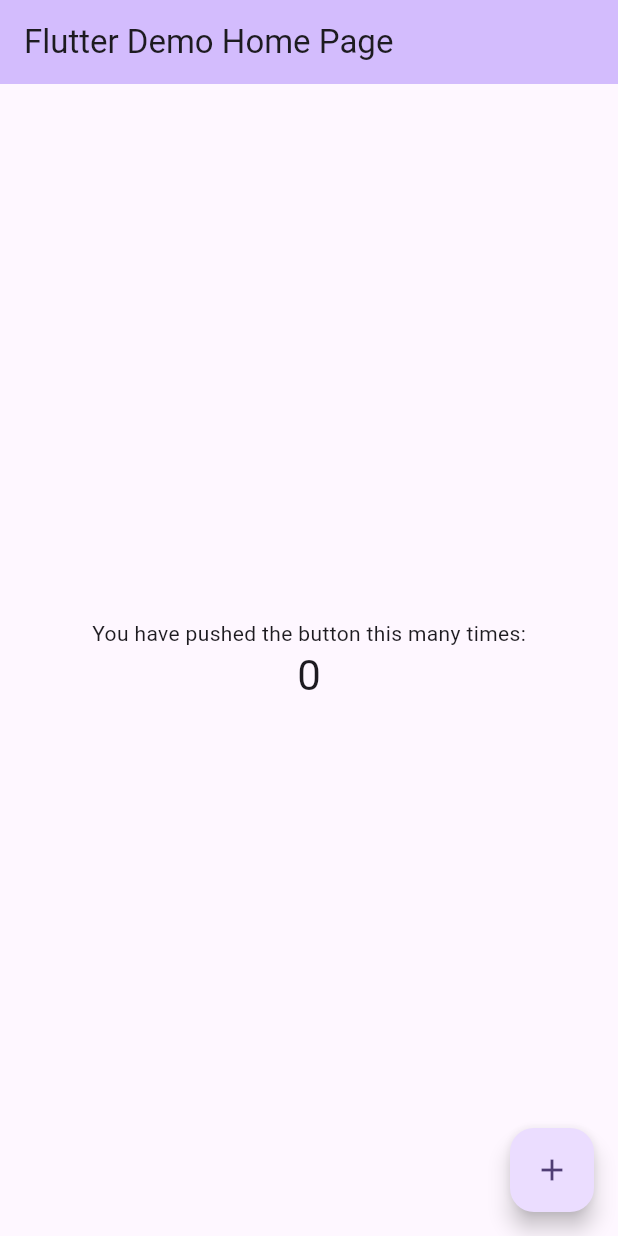
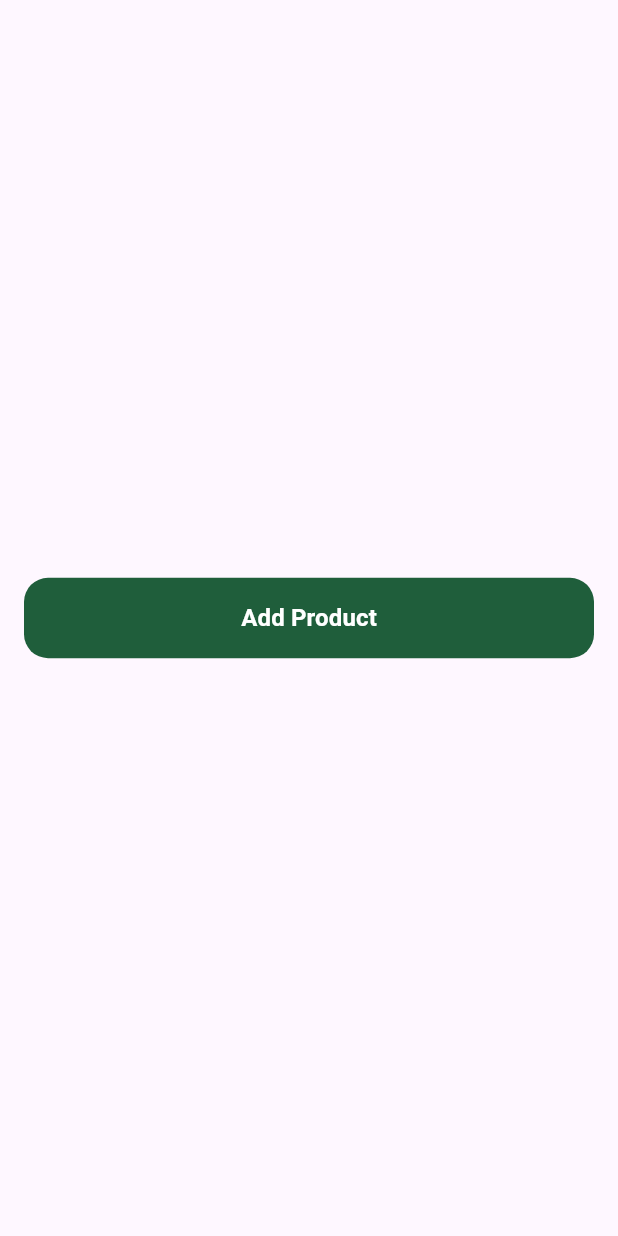
Before and after one commit to Afraym-Herz/E-commerce_dashboard, a Flutter app: the screen it shows after launch, on a phone screen of 412 x 824 dp. Run offline on Flutter 3.47's test engine with Material 3 defaults, Android fonts, the phone set to English and light mode, and no system bars; our stand-ins replace firebase_core; accounts and stored records are empty.

Commit message:
create dashboard view and its body

```diff
--- /dev/null
+++ b/lib/core/utils/backend_endpoints.dart
@@ -0,0 +1,3 @@
+class BackendEndpoints {
+  static const String addUserData  = 'Users';
+}
--- a/lib/features/presentation/views/dashboard_view.dart
+++ b/lib/features/presentation/views/dashboard_view.dart
@@ -1,3 +1,4 @@
+import 'package:e_commerce_dashboard/features/presentation/views/widgets/dashboard_view_body.dart';
 import 'package:flutter/material.dart';
 
 class DashboardView extends StatelessWidget {
@@ -5,6 +6,6 @@ class DashboardView extends StatelessWidget {
   static const routeName = 'dashboard';
   @override
   Widget build(BuildContext context) {
-    return const Placeholder();
+    return const DashboardViewBody();
   }
 }
--- /dev/null
+++ b/lib/features/presentation/views/widgets/dashboard_view_body.dart
@@ -0,0 +1,21 @@
+import 'package:e_commerce_dashboard/core/widgets/custom_button.dart';
+import 'package:flutter/material.dart';
+
+class DashboardViewBody extends StatelessWidget {
+  const DashboardViewBody({super.key});
+
+  @override
+  Widget build(BuildContext context) {
+    return  Scaffold(
+      body: Padding(
+        padding: const EdgeInsets.symmetric(horizontal: 16),
+        child: Column(
+          mainAxisAlignment: MainAxisAlignment.center,
+          children: [
+            CustomButton(onPressed: (){}, title: 'Add Product',),
+          ],
+        ),
+      ),
+    );
+  }
+}
--- a/lib/main.dart
+++ b/lib/main.dart
@@ -1,122 +1,19 @@
+import 'package:e_commerce_dashboard/core/helper_functions/on_generate_routes.dart';
+import 'package:e_commerce_dashboard/features/presentation/views/dashboard_view.dart';
 import 'package:flutter/material.dart';
 
 void main() {
-  runApp(const MyApp());
+  runApp(const ECommerceDashboard());
 }
 
-class MyApp extends StatelessWidget {
-  const MyApp({super.key});
+class ECommerceDashboard extends StatelessWidget {
+  const ECommerceDashboard({super.key});
 
-  // This widget is the root of your application.
   @override
   Widget build(BuildContext context) {
     return MaterialApp(
-      title: 'Flutter Demo',
-      theme: ThemeData(
-        // This is the theme of your application.
-        //
-        // TRY THIS: Try running your application with "flutter run". You'll see
-        // the application has a purple toolbar. Then, without quitting the app,
-        // try changing the seedColor in the colorScheme below to Colors.green
-        // and then invoke "hot reload" (save your changes or press the "hot
-        // reload" button in a Flutter-supported IDE, or press "r" if you used
-        // the command line to start the app).
-        //
-        // Notice that the counter didn't reset back to zero; the application
-        // state is not lost during the reload. To reset the state, use hot
-        // restart instead.
-        //
-        // This works for code too, not just values: Most code changes can be
-        // tested with just a hot reload.
-        colorScheme: ColorScheme.fromSeed(seedColor: Colors.deepPurple),
-      ),
-      home: const MyHomePage(title: 'Flutter Demo Home Page'),
+      initialRoute: DashboardView.routeName,
+      onGenerateRoute: onGenerateRoutes,
     );
   }
 }
-
-class MyHomePage extends StatefulWidget {
-  const MyHomePage({super.key, required this.title});
-
-  // This widget is the home page of your application. It is stateful, meaning
-  // that it has a State object (defined below) that contains fields that affect
-  // how it looks.
-
-  // This class is the configuration for the state. It holds the values (in this
-  // case the title) provided by the parent (in this case the App widget) and
-  // used by the build method of the State. Fields in a Widget subclass are
-  // always marked "final".
-
-  final String title;
-
-  @override
-  State<MyHomePage> createState() => _MyHomePageState();
-}
-
-class _MyHomePageState extends State<MyHomePage> {
-  int _counter = 0;
-
-  void _incrementCounter() {
-    setState(() {
-      // This call to setState tells the Flutter framework that something has
-      // changed in this State, which causes it to rerun the build method below
-      // so that the display can reflect the updated values. If we changed
-      // _counter without calling setState(), then the build method would not be
-      // called again, and so nothing would appear to happen.
-      _counter++;
-    });
-  }
-
-  @override
-  Widget build(BuildContext context) {
-    // This method is rerun every time setState is called, for instance as done
-    // by the _incrementCounter method above.
-    //
-    // The Flutter framework has been optimized to make rerunning build methods
-    // fast, so that you can just rebuild anything that needs updating rather
-    // than having to individually change instances of widgets.
-    return Scaffold(
-      appBar: AppBar(
-        // TRY THIS: Try changing the color here to a specific color (to
-        // Colors.amber, perhaps?) and trigger a hot reload to see the AppBar
-        // change color while the other colors stay the same.
-        backgroundColor: Theme.of(context).colorScheme.inversePrimary,
-        // Here we take the value from the MyHomePage object that was created by
-        // the App.build method, and use it to set our appbar title.
-        title: Text(widget.title),
-      ),
-      body: Center(
-        // Center is a layout widget. It takes a single child and positions it
-        // in the middle of the parent.
-        child: Column(
-          // Column is also a layout widget. It takes a list of children and
-          // arranges them vertically. By default, it sizes itself to fit its
-          // children horizontally, and tries to be as tall as its parent.
-          //
-          // Column has various properties to control how it sizes itself and
-          // how it positions its children. Here we use mainAxisAlignment to
-          // center the children vertically; the main axis here is the vertical
-          // axis because Columns are vertical (the cross axis would be
-          // horizontal).
-          //
-          // TRY THIS: Invoke "debug painting" (choose the "Toggle Debug Paint"
-          // action in the IDE, or press "p" in the console), to see the
-          // wireframe for each widget.
-          mainAxisAlignment: MainAxisAlignment.center,
-          children: <Widget>[
-            const Text('You have pushed the button this many times:'),
-            Text(
-              '$_counter',
-              style: Theme.of(context).textTheme.headlineMedium,
-            ),
-          ],
-        ),
-      ),
-      floatingActionButton: FloatingActionButton(
-        onPressed: _incrementCounter,
-        tooltip: 'Increment',
-        child: const Icon(Icons.add),
-      ), // This trailing comma makes auto-formatting nicer for build methods.
-    );
-  }
-}
```
Also changed, not shown: 2 other files.
